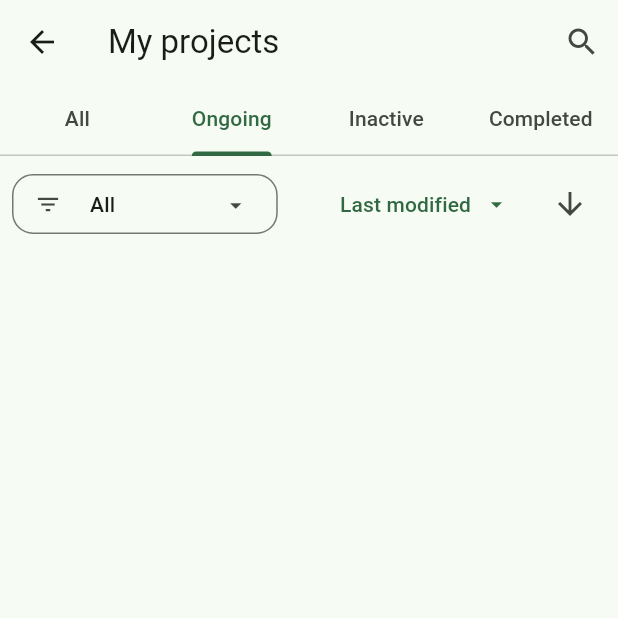
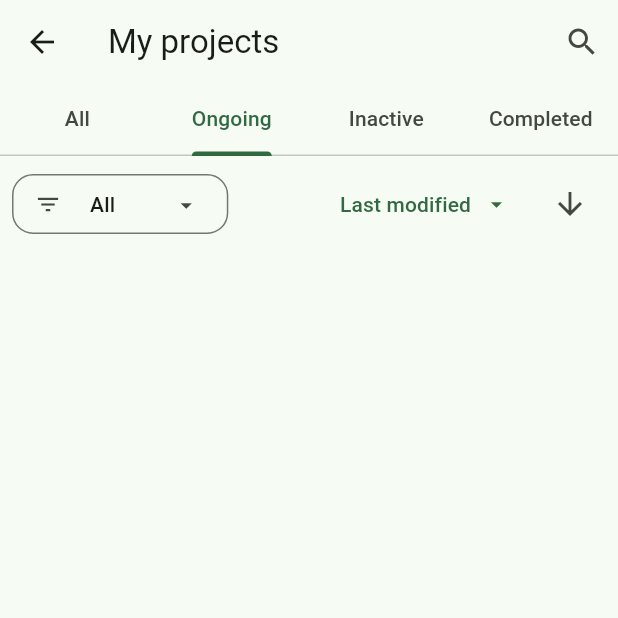
Before and after one commit to dawnj26/craftmate_client, a Flutter app: the _Body screen opened directly, tab 2 chosen, on a phone screen of 412 x 824 dp, the top half of it. Run offline on Flutter 3.47's test engine with Material 3 defaults, Android fonts, the phone set to English and light mode, and no system bars; our stand-ins replace better_player, bloc, bloc_concurrency, carousel_slider, cloud_firestore, connectivity_plus and 24 more; missing offline and left inert: flutter_quill, flutter_quill_extensions, flutter_web_auth_2, maps_launcher; accounts and stored records are empty.

Commit message:
feat: reduce width of FilterDropdown in completed, inactive, and ongoing tabs for improved layout

```diff
--- a/lib/project_management/user_projects/view/tabs/completed_tab.dart
+++ b/lib/project_management/user_projects/view/tabs/completed_tab.dart
@@ -163,7 +163,7 @@ class _FilterDropdown extends StatelessWidget {
   Widget build(BuildContext context) {
     final screenSize = MediaQuery.sizeOf(context);
     return FilterDropdown<ProjectFilter>(
-      width: screenSize.width * 0.43,
+      width: screenSize.width * 0.35,
       initialSelection: ProjectFilter.all,
       items: ProjectFilter.values
           .map(
--- a/lib/project_management/user_projects/view/tabs/inactive_tab.dart
+++ b/lib/project_management/user_projects/view/tabs/inactive_tab.dart
@@ -162,7 +162,7 @@ class _FilterDropdown extends StatelessWidget {
   Widget build(BuildContext context) {
     final screenSize = MediaQuery.sizeOf(context);
     return FilterDropdown<ProjectFilter>(
-      width: screenSize.width * 0.43,
+      width: screenSize.width * 0.35,
       initialSelection: ProjectFilter.all,
       items: ProjectFilter.values
           .map(
--- a/lib/project_management/user_projects/view/tabs/ongoing_tab.dart
+++ b/lib/project_management/user_projects/view/tabs/ongoing_tab.dart
@@ -162,7 +162,7 @@ class _FilterDropdown extends StatelessWidget {
   Widget build(BuildContext context) {
     final screenSize = MediaQuery.sizeOf(context);
     return FilterDropdown<ProjectFilter>(
-      width: screenSize.width * 0.43,
+      width: screenSize.width * 0.35,
       initialSelection: ProjectFilter.all,
       items: ProjectFilter.values
           .map(
```
